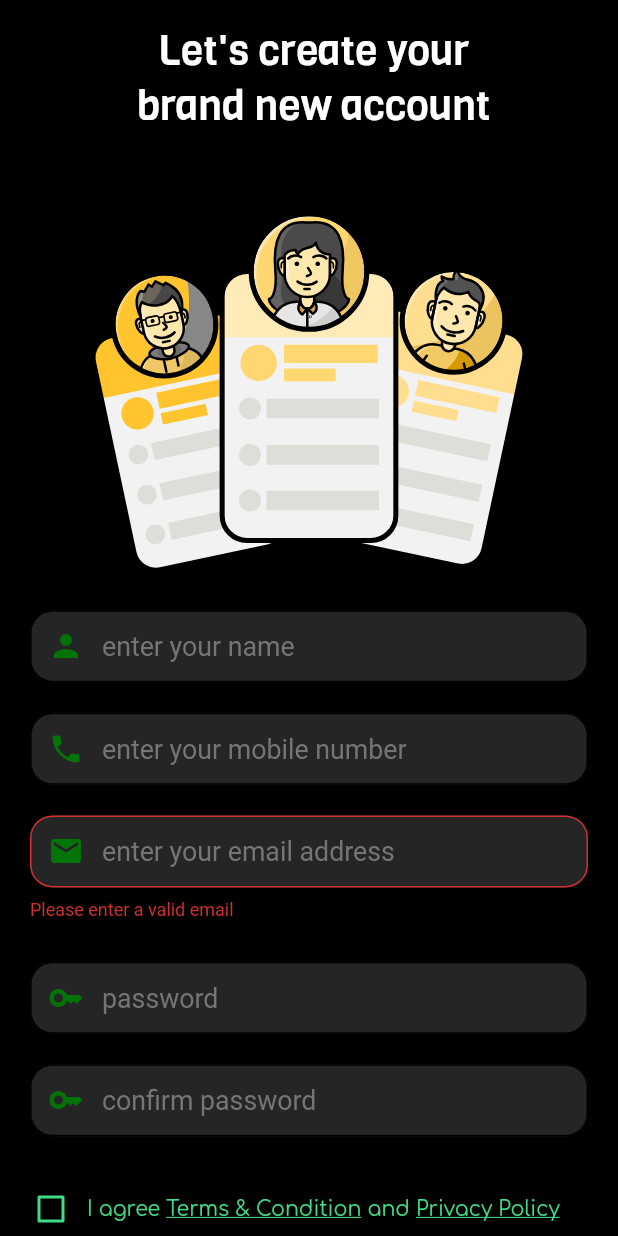
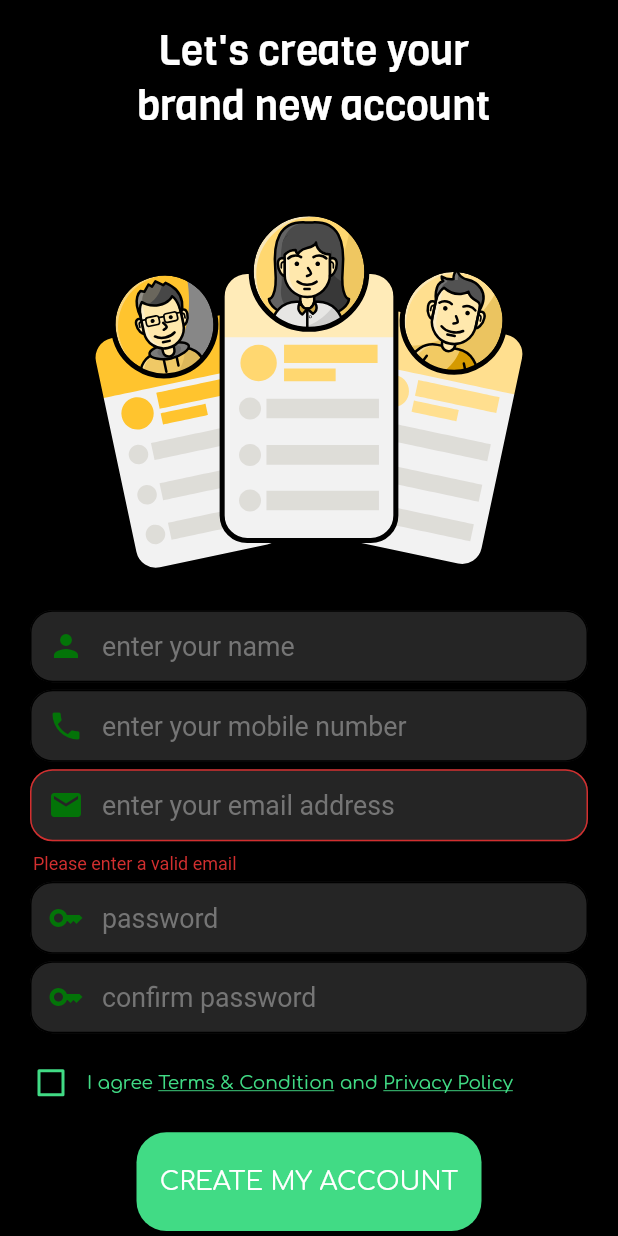
Before and after one commit to darshana0908/pitarata_job_, a Flutter app: the NameScreen screen opened directly, after a tap on "Create a new account", on a phone screen of 412 x 824 dp. Run offline on Flutter 3.47's test engine with Material 2 defaults, Android fonts, the phone set to English and light mode, and no system bars; our stand-ins replace cached_network_image, carousel_slider, email_validator, flutter_image_slideshow, flutter_svg, fluttertoast and 12 more; missing offline and left inert: dart:ffi, dropdown_below; accounts and stored records are empty; network calls fail; project files that could hold a hidden picture were left out.

Commit message:
2023/05/29

```diff
--- a/lib/Screen/favorite/favorite.dart
+++ b/lib/Screen/favorite/favorite.dart
@@ -117,10 +117,7 @@ class _FavoriteScreenState extends State<FavoriteScreen> {
     showDialog(
       context: context,
       builder: (context) {
-        return Center(
-            child: CircularProgressIndicator(
-          color: Colors.grey,
-        ));
+        return Center(child: CircularProgressIndicator());
       },
     );
     var headers = {'Content-Type': 'application/json'};
@@ -427,8 +424,8 @@ class _FavoriteScreenState extends State<FavoriteScreen> {
                   Row(
                     mainAxisAlignment: MainAxisAlignment.spaceEvenly,
                     children: [
-                      InkWell(
-                        onTap: () async {
+                      TextButton(
+                        onPressed: () async {
                           Navigator.pop(context);
                           log('ggggg');
                         },
@@ -440,8 +437,8 @@ class _FavoriteScreenState extends State<FavoriteScreen> {
                           text: 'NO',
                         ),
                       ),
-                      InkWell(
-                        onTap: () async {
+                      TextButton(
+                        onPressed: () async {
                           if (item) {
                             setState(() {
                               removeFavoriteJobs();
--- a/lib/Screen/home/profile/profile.dart
+++ b/lib/Screen/home/profile/profile.dart
@@ -176,6 +176,21 @@ class _ProfileState extends State<Profile> {
     MotionToast.info(title: Text("info"), description: Text(res['msg']))
         .show(context);
   }
+
+  Future<void> chooseImage() async {
+    final ImagePicker picker = ImagePicker();
+
+    String fileType;
+    String imgName;
+    var choosedimage = await picker.pickImage(source: ImageSource.gallery);
+    var uploadimage = File(choosedimage!.path);
+
+    List<int> imageBytes = uploadimage.readAsBytesSync();
+    String baseimage = base64Encode(imageBytes);
+
+    // Upload(baseimage);
+  }
+
 
   @override
   void initState() {
@@ -700,37 +715,7 @@ class _ProfileState extends State<Profile> {
         ]),
       ),
     );
+
   }
 
-  Future<void> chooseImage() async {
-    final ImagePicker picker = ImagePicker();
-
-    String fileType;
-    String imgName;
-    var choosedimage = await picker.pickImage(source: ImageSource.gallery);
-    var uploadimage = File(choosedimage!.path);
-
-    List<int> imageBytes = uploadimage.readAsBytesSync();
-    String baseimage = base64Encode(imageBytes);
-
-    // Upload(baseimage);
-  }
-
-  // Upload(String imageFile) async {
-
-
-  //   var uri = Uri.parse(uploadURL);
-
-  //   var request = new http.MultipartRequest("POST", uri);
-  //   var multipartFile = new http.MultipartFile('file', stream, length,
-  //       filename: basename(imageFile.path));
-  //   //contentType: new MediaType('image', 'png'));
-
-  //   request.files.add(multipartFile);
-  //   var response = await request.send();
-  //   print(response.statusCode);
-  //   response.stream.transform(utf8.decoder).listen((value) {
-  //     print(value);
-  //   });
-  // }
 }
--- a/lib/Screen/home/single_job/single_job.dart
+++ b/lib/Screen/home/single_job/single_job.dart
@@ -926,7 +926,7 @@ class _SingleJobState extends State<SingleJob> {
                 contentPadding: EdgeInsets.only(top: 10.0),
                 backgroundColor: white,
                 content: Container(
-                  height: 500,
+                  height: 600,
                   child: Padding(
                     padding: const EdgeInsets.all(20.0),
                     child: Column(
--- a/lib/Screen/name_screen/name_screen.dart
+++ b/lib/Screen/name_screen/name_screen.dart
@@ -159,18 +159,9 @@ class _NameScreenState extends State<NameScreen> {
                 children: [
                   Column(
                     children: [
-                      Container(
-                        height: 5,
-                      )
-                    ],
-                  ),
-                  Positioned(
-                    left: 0,
-                    bottom: 0,
-                    right: 0,
-                    child: Column(
-                      children: [
                       SizedBox(
+                        child: Padding(
+                          padding: EdgeInsets.symmetric(vertical: 20),
                           child: Container(
                             alignment: Alignment.centerRight,
                             child: TextButton(
@@ -189,22 +180,31 @@ class _NameScreenState extends State<NameScreen> {
                                   'skip',
                                   style: TextStyle(
                                       color: Colors.white70,
-                                      fontSize: 13.sp,
+                                      fontSize: 15,
                                       decoration: TextDecoration.underline),
                                 )),
                           ),
                         ),
+                      ),
                       Padding(
-                          padding: const EdgeInsets.only(top: 4),
+                        padding: const EdgeInsets.only(top: 8),
                         child: CustomText(
                             fontWeight: FontWeight.normal,
                             color: white,
                             text: 'Login to your account',
-                              fontSize: 17.sp,
+                            fontSize: 20.sp,
                             fontFamily: 'Viga'),
+                      )
+                    ],
                   ),
-                        SizedBox(
-                          height: 42.h,
+                  Positioned(
+                    left: 0,
+                    bottom: 0,
+                    right: 0,
+                    child: Column(
+                      children: [
+                        Container(
+                          height: 45.h,
                           child: Padding(
                             padding: EdgeInsets.symmetric(
                                 horizontal:
@@ -216,27 +216,21 @@ class _NameScreenState extends State<NameScreen> {
                             )),
                           ),
                         ),
-                        SizedBox(
-                          height: MediaQuery.of(context).size.height / 13,
-                          child: CustomTextField(
+                        CustomTextField(
                           icon: Icons.email,
                           keyInput: TextInputType.emailAddress,
                           hintText: 'email',
                           controller: email,
                         ),
-                        ),
                         SizedBox(
                           height: 2,
                         ),
-                        SizedBox(
-                          height: MediaQuery.of(context).size.height / 13,
-                          child: Form(
+                        Form(
                           child: CustomTextField(
                             icon: Icons.key,
                             keyInput: TextInputType.text,
                             controller: password,
                             hintText: 'password',
-                            ),
                           ),
                         ),
                         SizedBox(
@@ -293,7 +287,7 @@ class _NameScreenState extends State<NameScreen> {
                               }
                             },
                             child: Padding(
-                              padding: EdgeInsets.symmetric(vertical: 5),
+                              padding: EdgeInsets.symmetric(vertical: 10),
                               child: RadiusButton(
                                 color: font_green,
                                 colortext: white,
--- a/lib/Screen/name_screen/name_screen_1.dart
+++ b/lib/Screen/name_screen/name_screen_1.dart
@@ -139,7 +139,6 @@ class _NameScreenOneState extends State<NameScreenOne> {
                 Padding(
                   padding: const EdgeInsets.symmetric(horizontal: 10),
                   child: SizedBox(
-                    height: MediaQuery.of(context).size.height / 13,
                     child: Form(
                       child: CustomTextField(
                         icon: Icons.person,
@@ -156,7 +155,6 @@ class _NameScreenOneState extends State<NameScreenOne> {
                 Padding(
                   padding: const EdgeInsets.symmetric(horizontal: 10),
                   child: SizedBox(
-                    height: MediaQuery.of(context).size.height / 13,
                     child: Form(
                       child: CustomTextField(
                         icon: Icons.phone,
@@ -175,14 +173,11 @@ class _NameScreenOneState extends State<NameScreenOne> {
                   child: SizedBox(
                     child: Form(
                       autovalidateMode: AutovalidateMode.always,
-                      child: SizedBox(
-                        height: MediaQuery.of(context).size.height / 8.9,
-                        child: CustomTextField(
-                          icon: Icons.email,
-                          keyInput: TextInputType.emailAddress,
-                          controller: email,
-                          hintText: 'enter your email address',
-                        ),
+                      child: CustomTextField(
+                        icon: Icons.email,
+                        keyInput: TextInputType.emailAddress,
+                        controller: email,
+                        hintText: 'enter your email address',
                       ),
                     ),
                   ),
@@ -193,7 +188,6 @@ class _NameScreenOneState extends State<NameScreenOne> {
                 Padding(
                   padding: const EdgeInsets.symmetric(horizontal: 10),
                   child: SizedBox(
-                    height: MediaQuery.of(context).size.height / 13,
                     child: Form(
                       child: CustomTextField(
                         icon: Icons.key,
@@ -210,7 +204,6 @@ class _NameScreenOneState extends State<NameScreenOne> {
                 Padding(
                   padding: const EdgeInsets.symmetric(horizontal: 10),
                   child: SizedBox(
-                    height: MediaQuery.of(context).size.height / 13,
                     child: Form(
                       child: CustomTextField(
                         icon: Icons.key,
@@ -249,7 +242,7 @@ class _NameScreenOneState extends State<NameScreenOne> {
                           Text(
                             "I agree ",
                             style: TextStyle(
-                                fontSize: 10.sp,
+                                fontSize: 9.sp,
                                 color: font_green,
                                 fontFamily: 'Comfortaa-VariableFont_wght'),
                           ),
@@ -257,14 +250,14 @@ class _NameScreenOneState extends State<NameScreenOne> {
                             "Terms & Condition ",
                             style: TextStyle(
                                 decoration: TextDecoration.underline,
-                                fontSize: 10.sp,
+                                fontSize: 9.sp,
                                 color: font_green,
                                 fontFamily: 'Comfortaa-VariableFont_wght'),
                           ),
                           Text(
                             "and ",
                             style: TextStyle(
-                                fontSize: 10.sp,
+                                fontSize: 9.sp,
                                 color: font_green,
                                 fontFamily: 'Comfortaa-VariableFont_wght'),
                           ),
@@ -272,7 +265,7 @@ class _NameScreenOneState extends State<NameScreenOne> {
                             "Privacy Policy",
                             style: TextStyle(
                                 decoration: TextDecoration.underline,
-                                fontSize: 10.sp,
+                                fontSize: 9.sp,
                                 color: font_green,
                                 fontFamily: 'Comfortaa-VariableFont_wght'),
                           ),
@@ -372,7 +365,7 @@ class _NameScreenOneState extends State<NameScreenOne> {
                                 Text(
                                   "I already have an account.",
                                   style: TextStyle(
-                                      fontSize: 10.sp,
+                                      fontSize: 9.sp,
                                       color: font_green,
                                       fontFamily:
                                           'Comfortaa-VariableFont_wght'),
@@ -388,7 +381,7 @@ class _NameScreenOneState extends State<NameScreenOne> {
                                   child: Text(
                                     "Login to my account",
                                     style: TextStyle(
-                                        fontSize: 10.sp,
+                                        fontSize: 9.sp,
                                         color: font_green,
                                         fontFamily:
                                             'Comfortaa-VariableFont_wght',
--- a/lib/widget/custom_home.dart
+++ b/lib/widget/custom_home.dart
@@ -60,6 +60,7 @@ class _CustomHomeState extends State<CustomHome> {
   bool loadFavorites = false;
   @override
   void initState() {
+    getFavouriteJobs();
     getWallpaper();
     userLogin();
 
--- a/lib/widget/custom_text_field.dart
+++ b/lib/widget/custom_text_field.dart
@@ -40,8 +40,7 @@ class CustomTextField extends StatelessWidget {
           enabledBorder: OutlineInputBorder(
             borderRadius: BorderRadius.circular(15.0),
           ),
-          contentPadding: EdgeInsets.all(0),
-
+          contentPadding: EdgeInsets.all(2),
           filled: true,
           hintStyle: TextStyle(color: Colors.grey[600]),
           hintText: hintText,
```
Also changed, not shown: 1 other file. Lines whose indentation alone changed are shown as unchanged.
